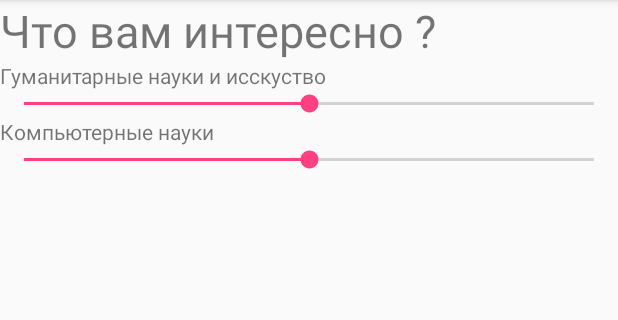
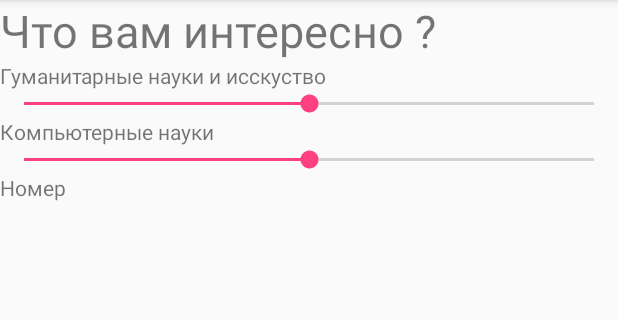
Before and after one commit to AlFilippov/StadyingMap, an Android app: the fragment QuestionFragment1 shown on its own in the app's theme, on a phone screen of 412 x 824 dp, the part 84-404 px from its top. Run offline under Robolectric (Android 15) with nearby library versions, the phone set to English and light mode, and no system bars.

Commit message:
rebuild Fragment

```diff
--- a/app/src/main/java/com/dom/stadying/MainActivity.java
+++ b/app/src/main/java/com/dom/stadying/MainActivity.java
@@ -79,14 +79,12 @@ public class MainActivity extends AppCompatActivity {
     @Override
     protected void onResume() {
         super.onResume();
-        EditText nameBox = findViewById(R.id.nameBox);
-        EditText passBox = findViewById(R.id.passBox);
+
         //Проверяем содержание данных , если true то выводим их в EditText
         if (mSettings.contains(APP_PREFERENCES_LOGIN) && mSettings.contains(APP_PREFERENCES_PASSWORD)) {
             name = mSettings.getString(APP_PREFERENCES_LOGIN,"");
             password=mSettings.getString(APP_PREFERENCES_PASSWORD," ");
-            nameBox.setText(name);
-            passBox.setText(password);
+
 
         }
     }
--- a/app/src/main/java/com/dom/stadying/QuestionFragment1.java
+++ b/app/src/main/java/com/dom/stadying/QuestionFragment1.java
@@ -1,9 +1,9 @@
 package com.dom.stadying;
 
-import android.app.Fragment;
 import android.os.Bundle;
 import android.support.annotation.NonNull;
 import android.support.annotation.Nullable;
+import android.support.v4.app.Fragment;
 import android.view.LayoutInflater;
 import android.view.View;
 import android.view.ViewGroup;
@@ -17,32 +17,37 @@ public class QuestionFragment1 extends Fragment implements SeekBar.OnSeekBarChan
     protected int seekbar_changed1;
     protected int seekbar_changed2;
     private int seekbar_changed3;
-
+    private TextView seekbarview;
     @Override
     public View onCreateView(@NonNull LayoutInflater inflater, @Nullable ViewGroup container, @Nullable Bundle savedInstanceState) {
 
         View qView = inflater.inflate(R.layout.question_fragment1, container, false);
-         SeekBar seekBar_HA = qView.findViewById(R.id.seekbar_ha);
-         SeekBar seekBar_CS = qView.findViewById(R.id.seekbar_cs);
+        SeekBar seekBar_HA = qView.findViewById(R.id.seekbar_ha);
+        SeekBar seekBar_CS = qView.findViewById(R.id.seekbar_cs);
         seekBar_HA.setOnSeekBarChangeListener(this);
         seekBar_CS.setOnSeekBarChangeListener(this);
+        TextView seekbarview = qView.findViewById(R.id.tt);
+
         return qView;
     }
-
 
     @Override
     public void onProgressChanged(SeekBar seekBar, int progress, boolean fromUser) {
 
+
     }
+
     @Override
     public void onStartTrackingTouch(SeekBar seekBar) {
 
     }
 
-@Override
+
+
+    @Override
     public void onStopTrackingTouch(SeekBar seekBar) {
-
-        switch (seekBar.getId()){
+//Вынести содержимое в метод
+        switch (seekBar.getId()) {
 
             case R.id.seekbar_ha:
 
@@ -57,7 +62,4 @@ public class QuestionFragment1 extends Fragment implements SeekBar.OnSeekBarChan
 
 
 
-
-
-
 }
--- a/app/src/main/res/layout/question_fragment1.xml
+++ b/app/src/main/res/layout/question_fragment1.xml
@@ -40,6 +40,11 @@
             android:layout_height="match_parent"
             android:max="10"
             android:progress="5" />
+<TextView
+    android:layout_width="match_parent"
+    android:layout_height="match_parent"
+    android:id="@+id/tt"
+    android:text="Номер"/>
 
     </LinearLayout>
 </ScrollView>
```
Also changed, not shown: app/src/main/java/com/dom/stadying/QuestionActivity.java (+11 -9 lines).
